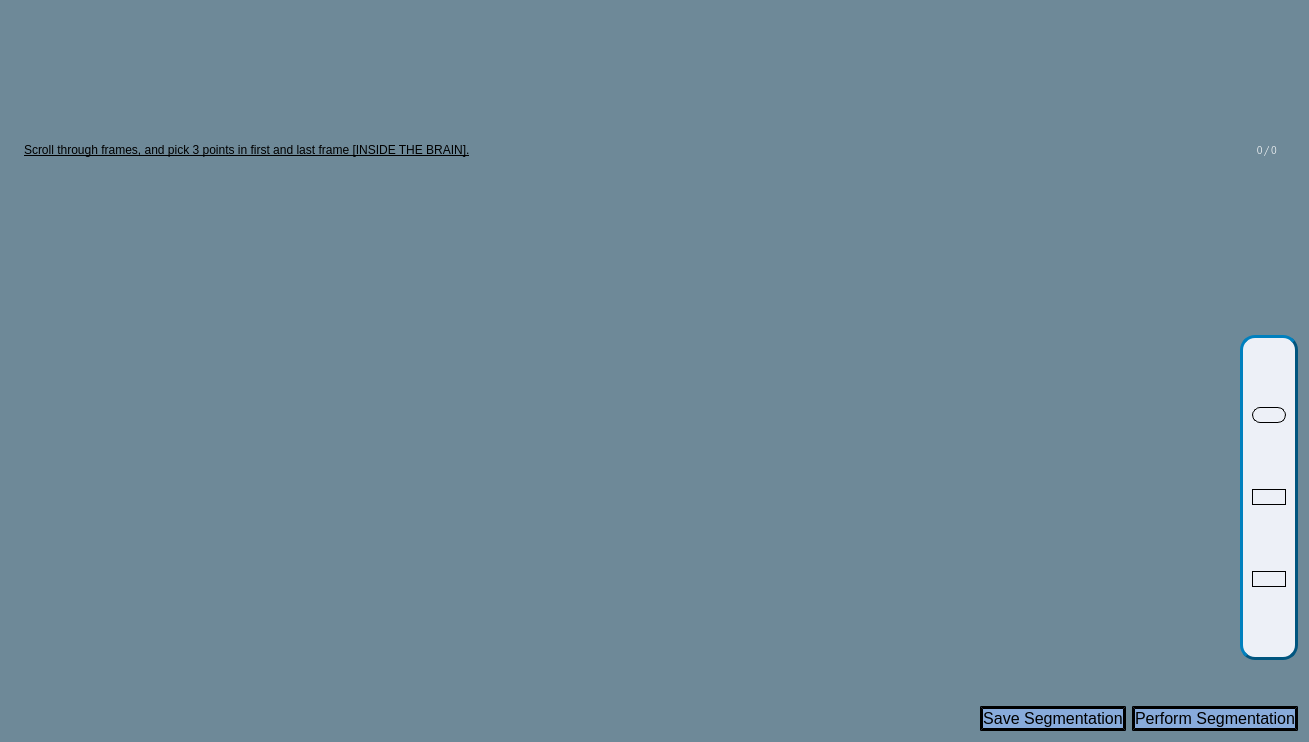
The window that FetalMRI_Workspace.ui (EldanChodorov/Automated_FetalMRI) describes before a commit, drawn with Qt 5.
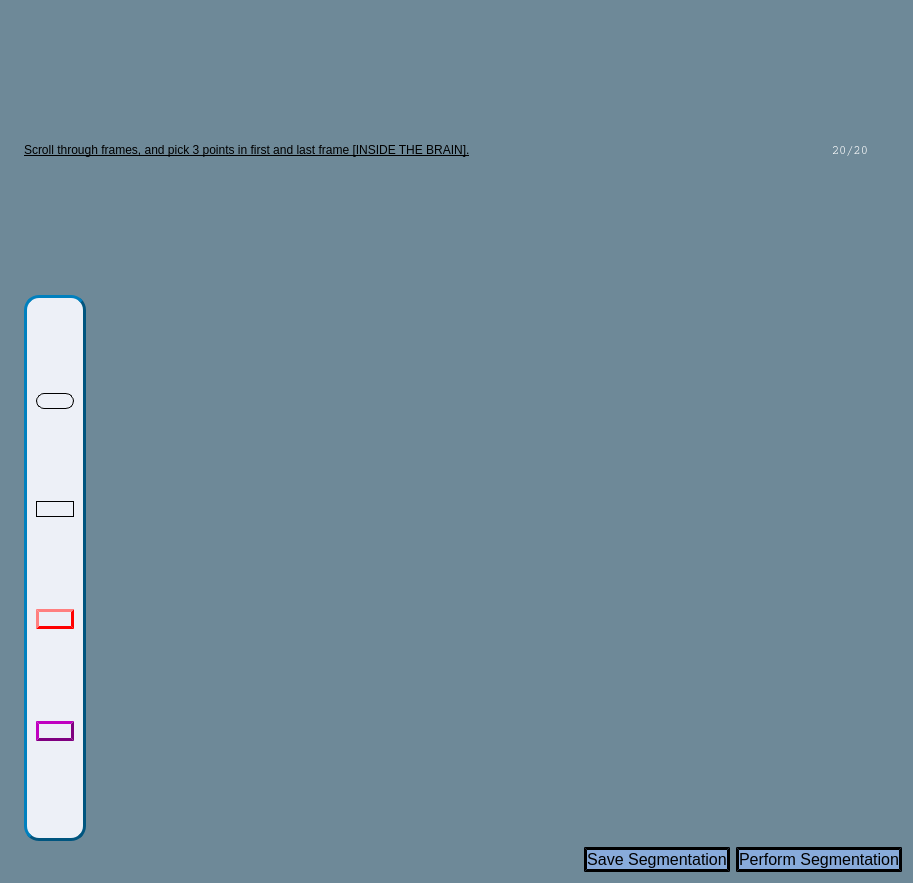
The same window after the commit. Icons and pictures are not drawn.

Patch:
```diff
--- a/FetalMRI_Workspace.ui
+++ b/FetalMRI_Workspace.ui
@@ -9,32 +9,29 @@
    <rect>
     <x>0</x>
     <y>0</y>
-    <width>1309</width>
-    <height>742</height>
+    <width>913</width>
+    <height>883</height>
    </rect>
   </property>
   <property name="windowTitle">
    <string>Form</string>
   </property>
+  <property name="autoFillBackground">
+   <bool>true</bool>
+  </property>
   <property name="styleSheet">
    <string notr="true">background-color: rgb(110, 137, 152)</string>
   </property>
-  <layout class="QGridLayout" name="gridLayout_2">
+  <layout class="QGridLayout" name="gridLayout_2" rowstretch="0">
    <item row="0" column="0">
-    <layout class="QVBoxLayout" name="MainLayout" stretch="0,0,1,0,0">
+    <layout class="QVBoxLayout" name="MainLayout" stretch="0,1,0">
      <property name="leftMargin">
       <number>13</number>
      </property>
      <item>
       <layout class="QHBoxLayout" name="intro_layout">
        <item>
-        <widget class="QLabel" name="user_initial_explanation">
-         <property name="minimumSize">
-          <size>
-           <width>820</width>
-           <height>278</height>
-          </size>
-         </property>
+        <widget class="QLabel" name="user_explanation">
          <property name="styleSheet">
           <string notr="true">text-decoration: underline;
 font: 75 11pt underline &quot;MS UI Gothic&quot;;</string>
@@ -44,19 +41,6 @@
          </property>
         </widget>
        </item>
-       <item>
-        <spacer name="horizontalSpacer">
-         <property name="orientation">
-          <enum>Qt::Horizontal</enum>
-         </property>
-         <property name="sizeHint" stdset="0">
-          <size>
-           <width>40</width>
-           <height>20</height>
-          </size>
-         </property>
-        </spacer>
-       </item>
        <item>
         <widget class="QLabel" name="frame_number">
          <property name="minimumSize">
@@ -65,63 +49,29 @@
            <height>278</height>
           </size>
          </property>
+         <property name="maximumSize">
+          <size>
+           <width>70</width>
+           <height>16777215</height>
+          </size>
+         </property>
+         <property name="autoFillBackground">
+          <bool>false</bool>
+         </property>
          <property name="styleSheet">
           <string notr="true">font: 75 12pt &quot;MS Shell Dlg 2&quot;;
 color: rgb(255, 255, 255);
 font-family: Courier;</string>
          </property>
          <property name="text">
-          <string>0/0</string>
+          <string>20/20</string>
          </property>
         </widget>
        </item>
       </layout>
      </item>
      <item>
-      <spacer name="verticalSpacer_3">
-       <property name="orientation">
-        <enum>Qt::Vertical</enum>
-       </property>
-       <property name="sizeHint" stdset="0">
-        <size>
-         <width>20</width>
-         <height>40</height>
-        </size>
-       </property>
-      </spacer>
-     </item>
-     <item>
-      <layout class="QHBoxLayout" name="image_layout">
-       <item>
-        <layout class="QVBoxLayout" name="ImageLayout">
-         <item>
-          <spacer name="horizontalSpacer_2">
-           <property name="orientation">
-            <enum>Qt::Horizontal</enum>
-           </property>
-           <property name="sizeHint" stdset="0">
-            <size>
-             <width>40</width>
-             <height>20</height>
-            </size>
-           </property>
-          </spacer>
-         </item>
-        </layout>
-       </item>
-       <item>
-        <spacer name="verticalSpacer">
-         <property name="orientation">
-          <enum>Qt::Vertical</enum>
-         </property>
-         <property name="sizeHint" stdset="0">
-          <size>
-           <width>20</width>
-           <height>40</height>
-          </size>
-         </property>
-        </spacer>
-       </item>
+      <layout class="QHBoxLayout" name="ImageLayout" stretch="0,0">
        <item>
         <widget class="QFrame" name="tool_kit">
          <property name="styleSheet">
@@ -136,6 +86,26 @@
           <enum>QFrame::Raised</enum>
          </property>
          <layout class="QGridLayout" name="gridLayout">
+          <item row="4" column="0">
+           <widget class="QPushButton" name="pushButton">
+            <property name="toolTip">
+             <string>Mark middle first and last frame with square CONTAINED in brain.</string>
+            </property>
+            <property name="styleSheet">
+             <string notr="true">background-color:'white'; 
+color: black; 
+border-radius: 12px; border-color: purple; border-width:3px;
+border-style: outset;</string>
+            </property>
+            <property name="text">
+             <string/>
+            </property>
+            <property name="icon">
+             <iconset>
+              <normaloff>../../../../.designer/backup/images/purple_square.png</normaloff>../../../../.designer/backup/images/purple_square.png</iconset>
+            </property>
+           </widget>
+          </item>
           <item row="0" column="0">
            <widget class="QPushButton" name="paintbrush_btn">
             <property name="styleSheet">
@@ -172,6 +142,26 @@
           </item>
           <item row="3" column="0">
            <widget class="QPushButton" name="square_btn">
+            <property name="toolTip">
+             <string>Mark middle frame with square ENCLOSING brain.</string>
+            </property>
+            <property name="styleSheet">
+             <string notr="true">background-color:'white'; 
+color: black; 
+border-radius: 12px; border-color: red; border-width: 3px;
+border-style: outset;</string>
+            </property>
+            <property name="text">
+             <string/>
+            </property>
+            <property name="icon">
+             <iconset>
+              <normaloff>../../../../.designer/backup/images/red_square.png</normaloff>../../../../.designer/backup/images/red_square.png</iconset>
+            </property>
+           </widget>
+          </item>
+          <item row="2" column="0">
+           <widget class="QPushButton" name="eraser_btn">
             <property name="styleSheet">
              <string notr="true">background-color:'white'; 
 color: black; 
@@ -194,21 +184,21 @@
          <zorder>user_initial_explanation</zorder>
         </widget>
        </item>
+       <item>
+        <spacer name="horizontalSpacer">
+         <property name="orientation">
+          <enum>Qt::Horizontal</enum>
+         </property>
+         <property name="sizeHint" stdset="0">
+          <size>
+           <width>40</width>
+           <height>20</height>
+          </size>
+         </property>
+        </spacer>
+       </item>
       </layout>
      </item>
-     <item>
-      <spacer name="verticalSpacer_2">
-       <property name="orientation">
-        <enum>Qt::Vertical</enum>
-       </property>
-       <property name="sizeHint" stdset="0">
-        <size>
-         <width>20</width>
-         <height>40</height>
-        </size>
-       </property>
-      </spacer>
-     </item>
      <item>
       <layout class="QHBoxLayout" name="seg_btns_layout">
        <item>
```
Left out of the diff: 33 changed lines with no effect on the pictures.
